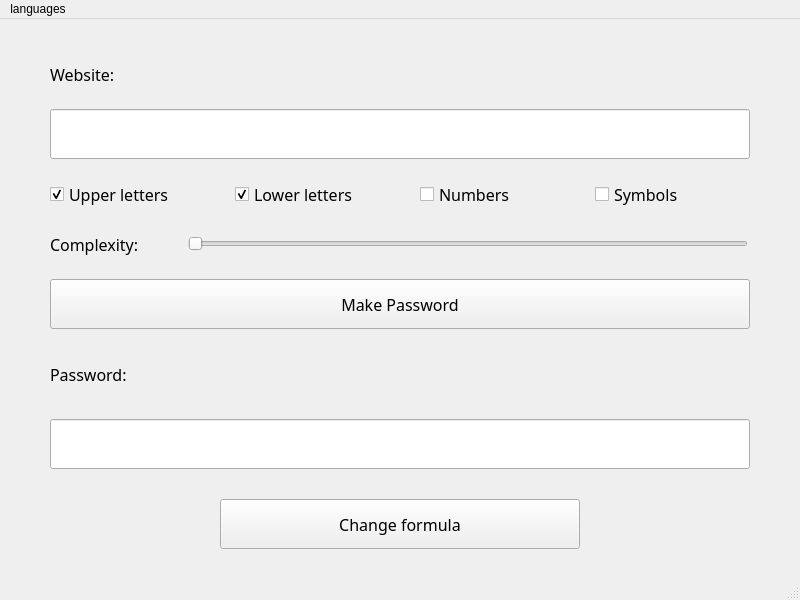
First picture: the form in MainWindow.ui, repository ExplodingKonjac/Password-Maker, before the edit.
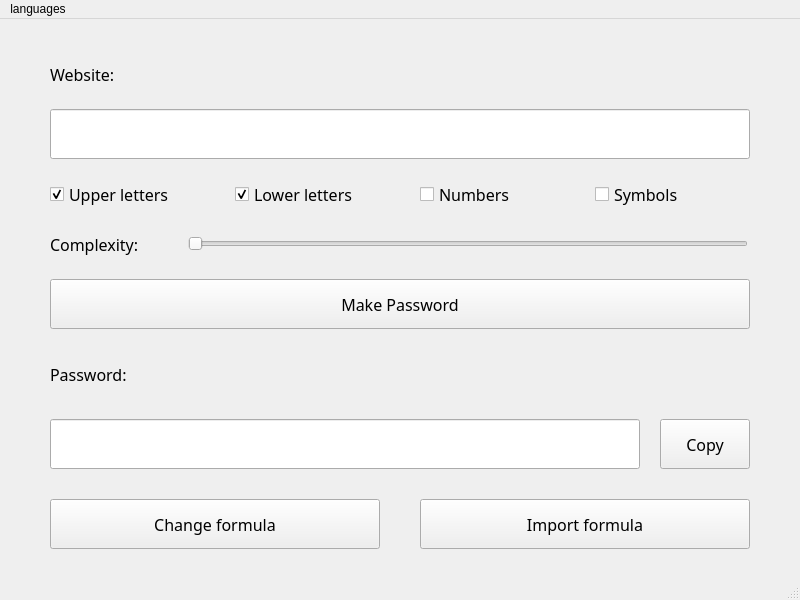
Second picture: the form after the edit.

Patch:
```diff
--- a/MainWindow.ui
+++ b/MainWindow.ui
@@ -87,7 +87,7 @@
      <rect>
       <x>50</x>
       <y>400</y>
-      <width>700</width>
+      <width>590</width>
       <height>50</height>
      </rect>
     </property>
@@ -100,6 +100,9 @@
     <property name="text">
      <string/>
     </property>
+    <property name="echoMode">
+     <enum>QLineEdit::Password</enum>
+    </property>
     <property name="alignment">
      <set>Qt::AlignLeading|Qt::AlignLeft|Qt::AlignVCenter</set>
     </property>
@@ -132,9 +135,9 @@
    <widget class="QPushButton" name="changeFormula">
     <property name="geometry">
      <rect>
-      <x>220</x>
+      <x>50</x>
       <y>480</y>
-      <width>360</width>
+      <width>330</width>
       <height>50</height>
      </rect>
     </property>
@@ -280,6 +283,47 @@
      <number>0</number>
     </property>
    </widget>
+   <widget class="QPushButton" name="copy">
+    <property name="geometry">
+     <rect>
+      <x>660</x>
+      <y>400</y>
+      <width>90</width>
+      <height>50</height>
+     </rect>
+    </property>
+    <property name="font">
+     <font>
+      <family>Microsoft YaHei</family>
+      <pointsize>12</pointsize>
+     </font>
+    </property>
+    <property name="text">
+     <string>Copy</string>
+    </property>
+   </widget>
+   <widget class="QPushButton" name="importFormula">
+    <property name="geometry">
+     <rect>
+      <x>420</x>
+      <y>480</y>
+      <width>330</width>
+      <height>50</height>
+     </rect>
+    </property>
+    <property name="font">
+     <font>
+      <family>Microsoft YaHei</family>
+      <pointsize>12</pointsize>
+     </font>
+    </property>
+    <property name="styleSheet">
+     <string notr="true"/>
+    </property>
+    <property name="text">
+     <string>Import formula</string>
+    </property>
+   </widget>
   </widget>
   <widget class="QMenuBar" name="menubar">
    <property name="geometry">
```
